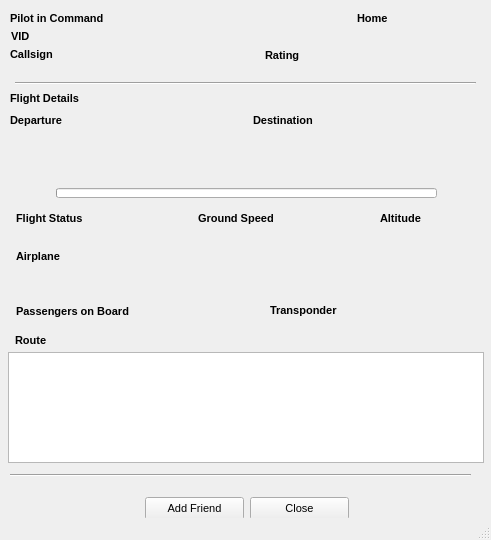
Qt form QtUI/PilotInfo_UI.ui (emper0r/IVAO-status) before a commit.
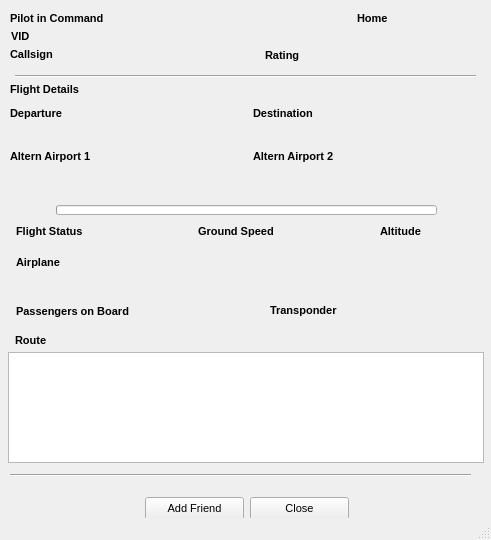
The same form after that commit.

Commit message:
* Adding Altern Airport into PilotInfo_UI
    + Added Altern Airport city at Pilot Info
    + Added percent into status bar text

What changed in the file:
```diff
--- a/QtUI/PilotInfo_UI.ui
+++ b/QtUI/PilotInfo_UI.ui
@@ -139,7 +139,7 @@
     <property name="geometry">
      <rect>
       <x>56</x>
-      <y>188</y>
+      <y>205</y>
       <width>381</width>
       <height>10</height>
      </rect>
@@ -163,7 +163,7 @@
     <property name="geometry">
      <rect>
       <x>30</x>
-      <y>180</y>
+      <y>194</y>
       <width>31</width>
       <height>25</height>
      </rect>
@@ -184,7 +184,7 @@
     <property name="geometry">
      <rect>
       <x>441</x>
-      <y>180</y>
+      <y>194</y>
       <width>31</width>
       <height>25</height>
      </rect>
@@ -205,7 +205,7 @@
     <property name="geometry">
      <rect>
       <x>10</x>
-      <y>110</y>
+      <y>103</y>
       <width>71</width>
       <height>20</height>
      </rect>
@@ -228,7 +228,7 @@
     <property name="geometry">
      <rect>
       <x>253</x>
-      <y>110</y>
+      <y>103</y>
       <width>81</width>
       <height>20</height>
      </rect>
@@ -251,7 +251,7 @@
     <property name="geometry">
      <rect>
       <x>10</x>
-      <y>130</y>
+      <y>116</y>
       <width>231</width>
       <height>20</height>
      </rect>
@@ -272,7 +272,7 @@
     <property name="geometry">
      <rect>
       <x>253</x>
-      <y>130</y>
+      <y>116</y>
       <width>231</width>
       <height>20</height>
      </rect>
@@ -380,7 +380,7 @@
     <property name="geometry">
      <rect>
       <x>198</x>
-      <y>210</y>
+      <y>223</y>
       <width>101</width>
       <height>16</height>
      </rect>
@@ -403,7 +403,7 @@
     <property name="geometry">
      <rect>
       <x>293</x>
-      <y>208</y>
+      <y>221</y>
       <width>41</width>
       <height>20</height>
      </rect>
@@ -424,7 +424,7 @@
     <property name="geometry">
      <rect>
       <x>435</x>
-      <y>208</y>
+      <y>221</y>
       <width>41</width>
       <height>20</height>
      </rect>
@@ -445,7 +445,7 @@
     <property name="geometry">
      <rect>
       <x>380</x>
-      <y>210</y>
+      <y>223</y>
       <width>61</width>
       <height>16</height>
      </rect>
@@ -468,7 +468,7 @@
     <property name="geometry">
      <rect>
       <x>105</x>
-      <y>208</y>
+      <y>221</y>
       <width>91</width>
       <height>20</height>
      </rect>
@@ -489,7 +489,7 @@
     <property name="geometry">
      <rect>
       <x>16</x>
-      <y>210</y>
+      <y>223</y>
       <width>91</width>
       <height>16</height>
      </rect>
@@ -512,7 +512,7 @@
     <property name="geometry">
      <rect>
       <x>15</x>
-      <y>75</y>
+      <y>68</y>
       <width>461</width>
       <height>16</height>
      </rect>
@@ -564,7 +564,7 @@
     <property name="geometry">
      <rect>
       <x>10</x>
-      <y>90</y>
+      <y>81</y>
       <width>91</width>
       <height>16</height>
      </rect>
@@ -761,7 +761,7 @@
     <property name="geometry">
      <rect>
       <x>16</x>
-      <y>248</y>
+      <y>254</y>
       <width>61</width>
       <height>16</height>
      </rect>
@@ -784,7 +784,7 @@
     <property name="geometry">
      <rect>
       <x>17</x>
-      <y>260</y>
+      <y>266</y>
       <width>461</width>
       <height>20</height>
      </rect>
@@ -848,9 +848,9 @@
    <widget class="QLabel" name="nauticalmiles">
     <property name="geometry">
      <rect>
-      <x>160</x>
-      <y>168</y>
-      <width>171</width>
+      <x>110</x>
+      <y>181</y>
+      <width>281</width>
       <height>20</height>
      </rect>
     </property>
@@ -869,6 +869,94 @@
      <set>Qt::AlignCenter</set>
     </property>
    </widget>
+   <widget class="QLabel" name="Altern_Airport_Text">
+    <property name="geometry">
+     <rect>
+      <x>10</x>
+      <y>159</y>
+      <width>231</width>
+      <height>20</height>
+     </rect>
+    </property>
+    <property name="font">
+     <font>
+      <pointsize>8</pointsize>
+     </font>
+    </property>
+    <property name="cursor">
+     <cursorShape>PointingHandCursor</cursorShape>
+    </property>
+    <property name="text">
+     <string/>
+    </property>
+   </widget>
+   <widget class="QLabel" name="Altern_Airport">
+    <property name="geometry">
+     <rect>
+      <x>10</x>
+      <y>146</y>
+      <width>111</width>
+      <height>20</height>
+     </rect>
+    </property>
+    <property name="font">
+     <font>
+      <pointsize>8</pointsize>
+      <weight>75</weight>
+      <bold>true</bold>
+     </font>
+    </property>
+    <property name="cursor">
+     <cursorShape>PointingHandCursor</cursorShape>
+    </property>
+    <property name="text">
+     <string>Altern Airport 1</string>
+    </property>
+   </widget>
+   <widget class="QLabel" name="Altern_Airport_Text_2">
+    <property name="geometry">
+     <rect>
+      <x>253</x>
+      <y>159</y>
+      <width>231</width>
+      <height>20</height>
+     </rect>
+    </property>
+    <property name="font">
+     <font>
+      <pointsize>8</pointsize>
+     </font>
+    </property>
+    <property name="cursor">
+     <cursorShape>PointingHandCursor</cursorShape>
+    </property>
+    <property name="text">
+     <string/>
+    </property>
+   </widget>
+   <widget class="QLabel" name="Altern_Airport_2">
+    <property name="geometry">
+     <rect>
+      <x>253</x>
+      <y>146</y>
+      <width>111</width>
+      <height>20</height>
+     </rect>
+    </property>
+    <property name="font">
+     <font>
+      <pointsize>8</pointsize>
+      <weight>75</weight>
+      <bold>true</bold>
+     </font>
+    </property>
+    <property name="cursor">
+     <cursorShape>PointingHandCursor</cursorShape>
+    </property>
+    <property name="text">
+     <string>Altern Airport 2</string>
+    </property>
+   </widget>
   </widget>
   <widget class="QStatusBar" name="statusBar"/>
  </widget>
```
The commit also changes 2 other files.
